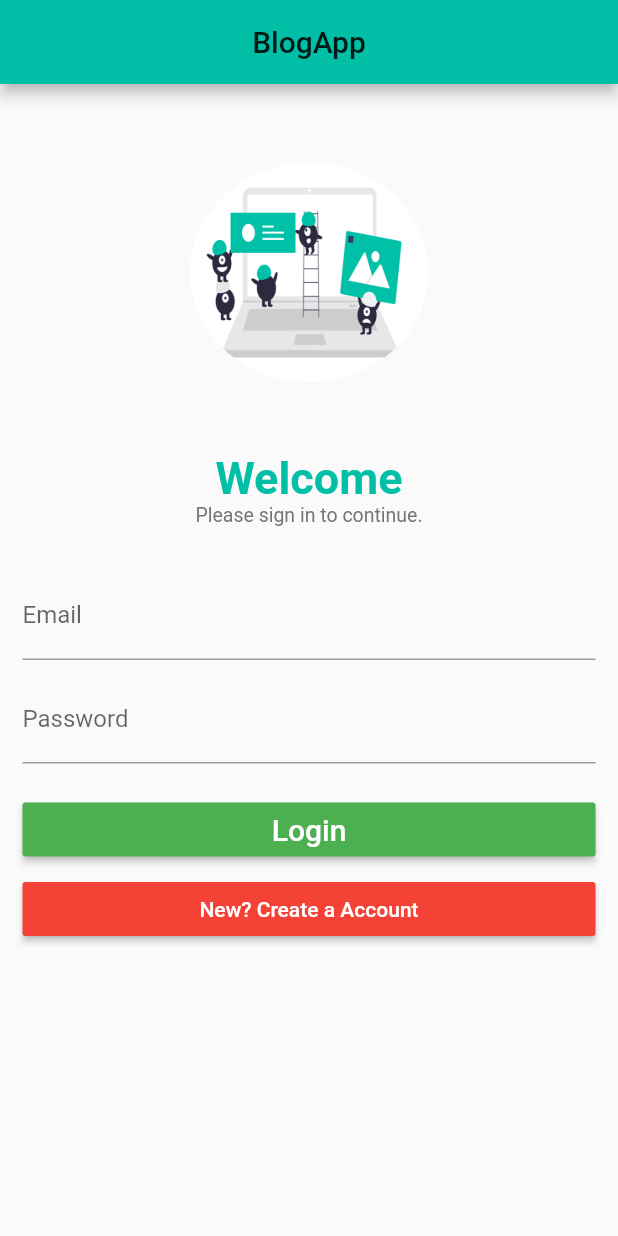
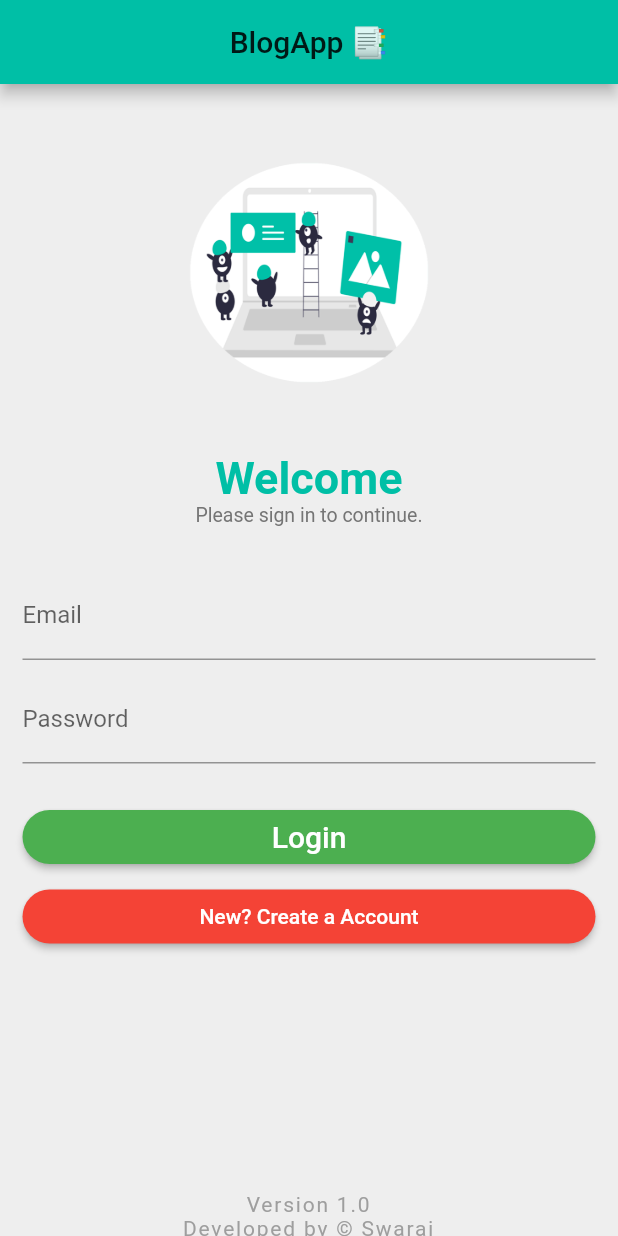
Before and after one commit to swaraj961/BlogApp, a Flutter app: the screen it shows after launch, on a phone screen of 412 x 824 dp. Run offline on Flutter 3.47's test engine with Material 2 defaults, Android fonts, the phone set to English and light mode, and no system bars; our stand-ins replace curved_navigation_bar, firebase_auth; accounts and stored records are empty.

Commit message:
UI Changes

```diff
--- a/lib/Pages/login.dart
+++ b/lib/Pages/login.dart
@@ -77,8 +77,9 @@ class _LoginScreenState extends State<LoginScreen> {
   @override
   Widget build(BuildContext context) {
     return Scaffold(
+      backgroundColor: Color(0xffeeeeee),
       appBar: AppBar(
-          title: Text('BlogApp'),
+        title: Text('BlogApp 📑'),
         centerTitle: true,
       ),
       body: SingleChildScrollView(
@@ -88,10 +89,12 @@ class _LoginScreenState extends State<LoginScreen> {
             key: formkey,
             child: Column(
               crossAxisAlignment: CrossAxisAlignment.stretch,
-                  children: createInput() + createButton(),
+              children: createInput() + createButton() + createinfo(),
             ),
-              )),
-        ));
+          ),
+        ),
+      ),
+    );
   }
 
 // *Creating a function to return basically list of widget in the form
@@ -176,9 +179,11 @@ class _LoginScreenState extends State<LoginScreen> {
     if (_formType == FormType.login) {
       return [
         SizedBox(
-          height: 10,
+          height: 15,
         ),
         RaisedButton(
+          shape:
+              RoundedRectangleBorder(borderRadius: BorderRadius.circular(30)),
           color: Colors.green,
           textColor: Colors.white,
           child: Text('Login',
@@ -189,6 +194,8 @@ class _LoginScreenState extends State<LoginScreen> {
           height: 5,
         ),
         RaisedButton(
+          shape:
+              RoundedRectangleBorder(borderRadius: BorderRadius.circular(30)),
           color: Colors.red,
           textColor: Colors.white,
           child: Text('New? Create a Account',
@@ -199,9 +206,11 @@ class _LoginScreenState extends State<LoginScreen> {
     } else {
       return [
         SizedBox(
-          height: 10,
+          height: 15,
         ),
         RaisedButton(
+          shape:
+              RoundedRectangleBorder(borderRadius: BorderRadius.circular(30)),
           color: Colors.green,
           textColor: Colors.white,
           child: Text('Create an account',
@@ -212,6 +221,8 @@ class _LoginScreenState extends State<LoginScreen> {
           height: 5,
         ),
         RaisedButton(
+          shape:
+              RoundedRectangleBorder(borderRadius: BorderRadius.circular(30)),
           color: Colors.red,
           textColor: Colors.white,
           child: Text('Account Exist ? Login',
@@ -222,3 +233,21 @@ class _LoginScreenState extends State<LoginScreen> {
     }
   }
 }
+
+List<Widget> createinfo() {
+  return [
+    SizedBox(
+      height: 160,
+    ),
+    Text(
+      'Version 1.0',
+      style: TextStyle(color: Colors.grey, letterSpacing: 1.2),
+      textAlign: TextAlign.center,
+    ),
+    Text(
+      'Developed by © Swaraj',
+      style: TextStyle(color: Colors.grey, letterSpacing: 1.2),
+      textAlign: TextAlign.center,
+    ),
+  ];
+}
```
Lines whose indentation alone changed are shown as unchanged.
